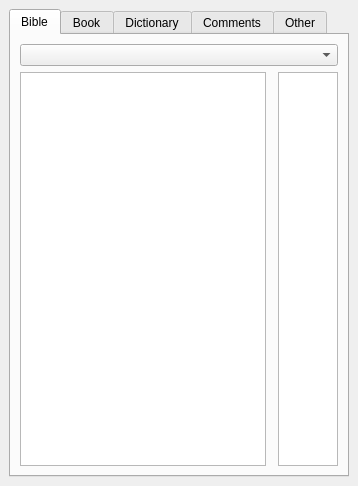
axsapronov/QSopherim, file src/gui/panel/leftpanel/leftpanel.ui: the form before one commit.
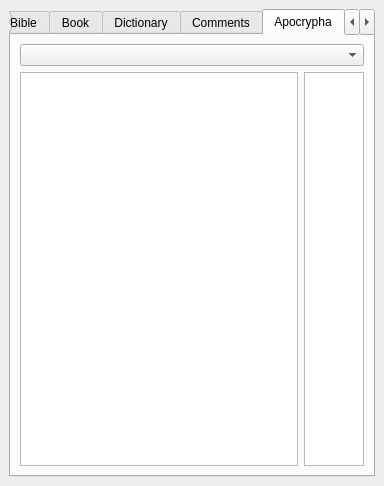
The form after the commit. The open tabs and pages were chosen to show the change.

Commit message: [GUI] Add gui and settings to import apocrypha

The edit to the form file:
```diff
--- a/src/gui/panel/leftpanel/leftpanel.ui
+++ b/src/gui/panel/leftpanel/leftpanel.ui
@@ -6,7 +6,7 @@
    <rect>
     <x>0</x>
     <y>0</y>
-    <width>358</width>
+    <width>384</width>
     <height>486</height>
    </rect>
   </property>
@@ -25,7 +25,38 @@
         <string>Bible</string>
        </attribute>
        <layout class="QGridLayout" name="gridLayout_2">
-        <item row="0" column="0" colspan="3">
+        <item row="1" column="1">
+         <widget class="QTableView" name="tableChapter">
+          <property name="maximumSize">
+           <size>
+            <width>60</width>
+            <height>16777215</height>
+           </size>
+          </property>
+          <property name="editTriggers">
+           <set>QAbstractItemView::NoEditTriggers</set>
+          </property>
+          <property name="showGrid">
+           <bool>false</bool>
+          </property>
+          <property name="gridStyle">
+           <enum>Qt::DashDotDotLine</enum>
+          </property>
+          <property name="wordWrap">
+           <bool>false</bool>
+          </property>
+          <property name="cornerButtonEnabled">
+           <bool>false</bool>
+          </property>
+          <attribute name="horizontalHeaderVisible">
+           <bool>false</bool>
+          </attribute>
+          <attribute name="verticalHeaderVisible">
+           <bool>false</bool>
+          </attribute>
+         </widget>
+        </item>
+        <item row="0" column="0" colspan="2">
          <widget class="QComboBox" name="comBModules"/>
         </item>
         <item row="1" column="0">
@@ -50,50 +81,6 @@
           </attribute>
          </widget>
         </item>
-        <item row="1" column="1">
-         <spacer name="horizontalSpacer">
-          <property name="orientation">
-           <enum>Qt::Horizontal</enum>
-          </property>
-          <property name="sizeHint" stdset="0">
-           <size>
-            <width>1</width>
-            <height>20</height>
-           </size>
-          </property>
-         </spacer>
-        </item>
-        <item row="1" column="2">
-         <widget class="QTableView" name="tableChapter">
-          <property name="maximumSize">
-           <size>
-            <width>60</width>
-            <height>16777215</height>
-           </size>
-          </property>
-          <property name="editTriggers">
-           <set>QAbstractItemView::NoEditTriggers</set>
-          </property>
-          <property name="showGrid">
-           <bool>false</bool>
-          </property>
-          <property name="gridStyle">
-           <enum>Qt::DashDotDotLine</enum>
-          </property>
-          <property name="wordWrap">
-           <bool>false</bool>
-          </property>
-          <property name="cornerButtonEnabled">
-           <bool>false</bool>
-          </property>
-          <attribute name="horizontalHeaderVisible">
-           <bool>false</bool>
-          </attribute>
-          <attribute name="verticalHeaderVisible">
-           <bool>false</bool>
-          </attribute>
-         </widget>
-        </item>
        </layout>
       </widget>
       <widget class="QWidget" name="tabBook">
@@ -221,6 +208,69 @@
         </item>
        </layout>
       </widget>
+      <widget class="QWidget" name="tabApocrypha">
+       <attribute name="title">
+        <string>Apocrypha</string>
+       </attribute>
+       <layout class="QGridLayout" name="gridLayout_5">
+        <item row="0" column="0" colspan="2">
+         <widget class="QComboBox" name="comBModulesApocrypha"/>
+        </item>
+        <item row="1" column="0">
+         <widget class="QTableView" name="tableBookApocrypha">
+          <property name="editTriggers">
+           <set>QAbstractItemView::NoEditTriggers</set>
+          </property>
+          <property name="showGrid">
+           <bool>false</bool>
+          </property>
+          <property name="gridStyle">
+           <enum>Qt::DashDotDotLine</enum>
+          </property>
+          <property name="wordWrap">
+           <bool>false</bool>
+          </property>
+          <property name="cornerButtonEnabled">
+           <bool>false</bool>
+          </property>
+          <attribute name="horizontalHeaderVisible">
+           <bool>false</bool>
+          </attribute>
+         </widget>
+        </item>
+        <item row="1" column="1">
+         <widget class="QTableView" name="tableChapterApocrypha">
+          <property name="maximumSize">
+           <size>
+            <width>60</width>
+            <height>16777215</height>
+           </size>
+          </property>
+          <property name="editTriggers">
+           <set>QAbstractItemView::NoEditTriggers</set>
+          </property>
+          <property name="showGrid">
+           <bool>false</bool>
+          </property>
+          <property name="gridStyle">
+           <enum>Qt::DashDotDotLine</enum>
+          </property>
+          <property name="wordWrap">
+           <bool>false</bool>
+          </property>
+          <property name="cornerButtonEnabled">
+           <bool>false</bool>
+          </property>
+          <attribute name="horizontalHeaderVisible">
+           <bool>false</bool>
+          </attribute>
+          <attribute name="verticalHeaderVisible">
+           <bool>false</bool>
+          </attribute>
+         </widget>
+        </item>
+       </layout>
+      </widget>
       <widget class="QWidget" name="tabOther">
        <attribute name="title">
         <string>Other</string>
```
Left out of the diff: 15 changed lines with no effect on the pictures. The commit also changes 7 other files.
